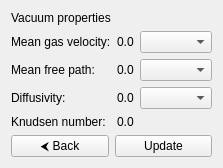
First picture: the form in GUI/Ubuntu/src/gui/ui/output/vacuum_page.ui, repository srebughini/ASALI, before the edit.
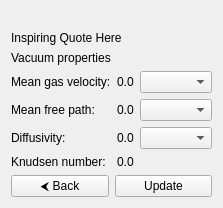
Second picture: the form after the edit. Icons and pictures are not drawn.

Patch:
```diff
--- a/GUI/Ubuntu/src/gui/ui/output/vacuum_page.ui
+++ b/GUI/Ubuntu/src/gui/ui/output/vacuum_page.ui
@@ -2,6 +2,22 @@
 <ui version="4.0">
     <class>VacuumOutputPage</class>
     <widget class="QWidget" name="VacuumOutputPage">
+        <layout class="QVBoxLayout" name="beerLogoLayout">
+            <item>
+                <widget class="QLabel" name="logoLabel">
+                    <property name="pixmap">
+                        <pixmap>:images/BigLogo.png</pixmap> <!-- Reference to logo -->
+                    </property>
+                </widget>
+            </item>
+            <item>
+                <widget class="QLabel" name="beerQuoteLabel">
+                    <property name="text">
+                        <string>Inspiring Quote Here</string>
+                    </property>
+                </widget>
+            </item>
+            <item>
         <layout class="QGridLayout" name="gridLayout">
             <!-- Row 0 -->
             <item row="0" column="0" colspan="3">
@@ -110,6 +126,8 @@
                                 <string>Update vacuum properties</string>
                             </property>
                         </widget>
+                            </item>
+                        </layout>
                     </item>
                 </layout>
             </item>
```
Lines whose indentation alone changed are shown as unchanged.
